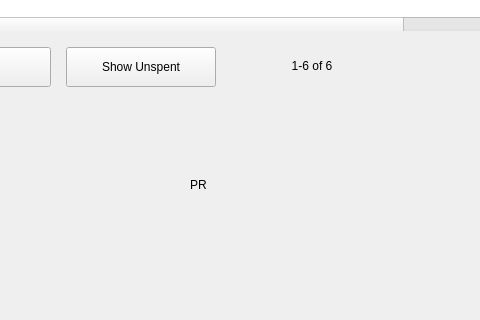
This is windows/e_outputs.ui in 0xkobe/mwc-wallet as Qt 5 draws it before an edit; both pictures show x 207 to 687 and y 287 to 607 of the 895 by 607 pixel window. The edited form follows.
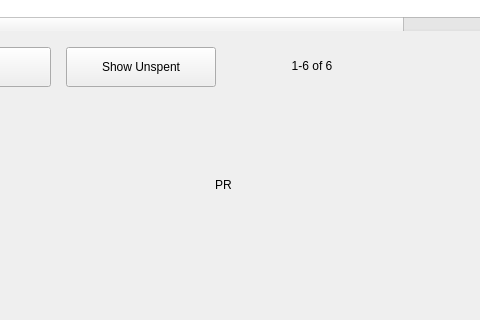
This is the edited form. Icons and pictures are not drawn. Custom widgets are drawn as their Qt base class.

Diff of the .ui file:
```diff
--- a/windows/e_outputs.ui
+++ b/windows/e_outputs.ui
@@ -477,14 +477,14 @@
              <widget class="control::MwcLabelProgress" name="progress">
               <property name="minimumSize">
                <size>
-                <width>100</width>
-                <height>50</height>
+                <width>50</width>
+                <height>25</height>
                </size>
               </property>
               <property name="maximumSize">
                <size>
-                <width>100</width>
-                <height>50</height>
+                <width>50</width>
+                <height>25</height>
                </size>
               </property>
               <property name="text">
@@ -497,13 +497,13 @@
               <property name="minimumSize">
                <size>
                 <width>1</width>
-                <height>50</height>
+                <height>25</height>
                </size>
               </property>
               <property name="maximumSize">
                <size>
                 <width>1</width>
-                <height>50</height>
+                <height>25</height>
                </size>
               </property>
              </widget>
```
